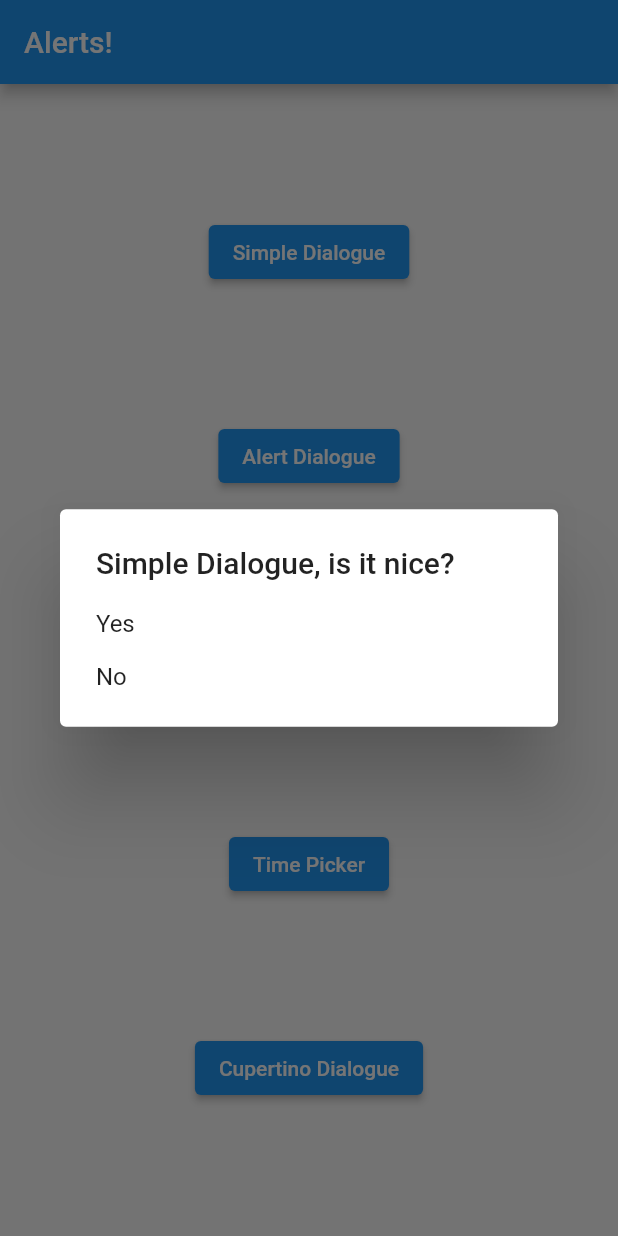
After one commit to palashcse2k8/flutter, a Flutter app: the screen it shows after launch, after a tap on "Simple Dialogue", on a phone screen of 412 x 824 dp. The commit adds this screen. Run offline on Flutter 3.47's test engine with Material 2 defaults, Android fonts, the phone set to English and light mode, and no system bars; our stand-ins replace equatable.

Commit message:
Alert messages

```diff
--- /dev/null
+++ b/lib/alerts.dart
@@ -0,0 +1,106 @@
+
+import 'package:equatable/equatable.dart';
+import 'package:flutter/cupertino.dart';
+import 'package:flutter/material.dart';
+
+class MyModel extends Equatable {
+  String answer;
+
+  MyModel ({required this.answer});
+  @override
+  List<Object?> get props => [answer];
+
+}
+class AlertPage extends StatelessWidget {
+  AlertPage({Key? key}) : super (key: key);
+
+  MyModel model = MyModel(answer: "Yes");
+  @override
+  Widget build(BuildContext context) {
+
+    void _showSnackbar (String txt, String ans) {
+
+      bool result = false;
+      if (ans == "Yes") {
+        result = true;
+      }
+      final snackbar = SnackBar(
+        backgroundColor: result ? Colors.green : Colors.red,
+        content: Row(
+          children: [
+            Icon(
+              result ? Icons.favorite : Icons.sms_failed,
+              color: result ? Colors.red: Colors.amberAccent,
+              size: 20,
+              semanticLabel: txt,
+            ),
+            Text (
+              txt,
+              style: const TextStyle(
+                fontSize: 20,
+              ),
+            ),
+          ],
+        ),
+      );
+      ScaffoldMessenger.of(context).showSnackBar(snackbar);
+    }
+
+    Future <void> _simpleDialogue() async {
+      switch ( await showDialog(
+          context: context,
+          builder: (context) {
+            return  SimpleDialog(
+              title: Text ("Simple Dialogue, is it nice?"),
+              children: [
+                SimpleDialogOption(
+                  onPressed: (){
+                    Navigator.pop(context, 'Yes');
+                  },
+                  child: const Text("Yes"),
+                ),
+                SimpleDialogOption(
+                  onPressed: (){
+                    Navigator.pop(context, 'No');
+                  },
+                  child: const Text("No"),
+                )
+              ],
+            );
+
+          }
+      )
+      ) {
+        case "Yes":
+          _showSnackbar("Oh Yes!", "Yes");
+          break;
+        case "No":
+          _showSnackbar("Oh No!", "No");
+          break;
+      }
+    }
+
+
+
+    return Scaffold(
+      appBar: AppBar(
+        title: const Text("Alerts!"),
+      ),
+      body: Center(
+        child: Column (
+          mainAxisAlignment: MainAxisAlignment.spaceEvenly,
+          children: [
+            ElevatedButton(onPressed: _simpleDialogue, child: const Text("Simple Dialogue")),
+            ElevatedButton(onPressed: () {}, child: const Text("Alert Dialogue")),
+            ElevatedButton(onPressed: () {}, child: const Text("Date Picker")),
+            ElevatedButton(onPressed: () {}, child: const Text("Time Picker")),
+            ElevatedButton(onPressed: () {}, child: const Text("Cupertino Dialogue")),
+          ],
+        ),
+      ),
+
+
+    );
+  }
+
+}
--- a/lib/main.dart
+++ b/lib/main.dart
@@ -1,5 +1,6 @@
 import 'package:flutter/material.dart';
 
+import 'alerts.dart';
 import 'defaultpage.dart';
 
 void main() {
@@ -16,7 +17,7 @@ class MyApp extends StatelessWidget {
       theme: ThemeData(
         primarySwatch: Colors.blue,
       ),
-      home: const MyHomePage(title: 'Flutter Demo Home Page'),
+      home: AlertPage(),
     );
   }
 }
```
Also changed, not shown: pubspec.yaml (+2 -69 lines), pubspec.lock.
